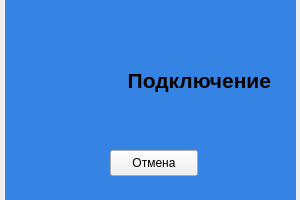
This is view/loader.ui in waitskoro/APS as Qt 5 draws it before an edit. The edited form follows.
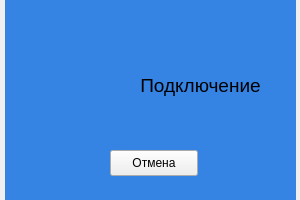
This is the edited form.

```diff
--- a/view/loader.ui
+++ b/view/loader.ui
@@ -62,15 +62,15 @@
    <property name="geometry">
     <rect>
      <x>110</x>
-     <y>40</y>
-     <width>161</width>
-     <height>81</height>
+     <y>30</y>
+     <width>181</width>
+     <height>111</height>
     </rect>
    </property>
    <property name="font">
     <font>
-     <pointsize>16</pointsize>
-     <bold>true</bold>
+     <pointsize>14</pointsize>
+     <bold>false</bold>
     </font>
    </property>
    <property name="styleSheet">
@@ -80,7 +80,7 @@
     <string>Подключение</string>
    </property>
    <property name="alignment">
-    <set>Qt::AlignRight|Qt::AlignTrailing|Qt::AlignVCenter</set>
+    <set>Qt::AlignCenter</set>
    </property>
    <property name="wordWrap">
     <bool>true</bool>
```
Left out of the diff: 2 changed lines with no effect on the pictures.
